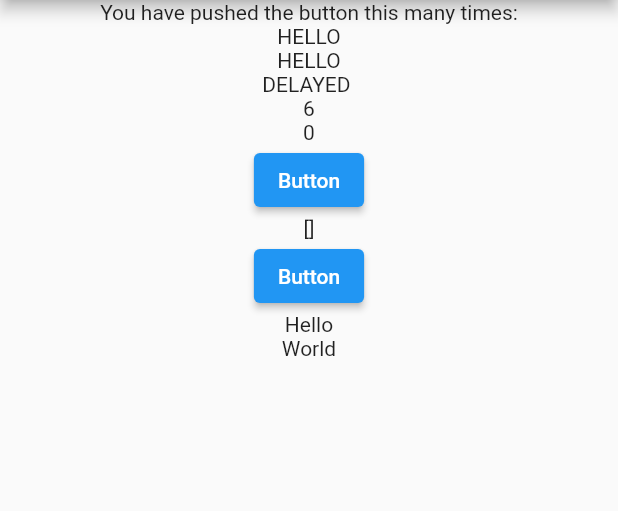
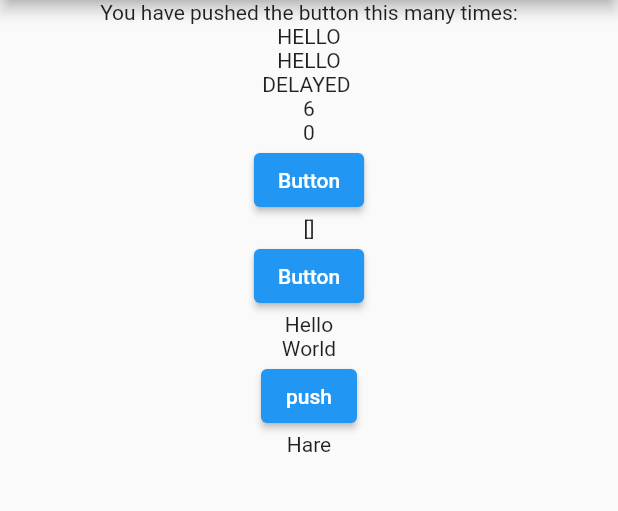
Before and after one commit to Luecy1/riverpod_study, a Flutter app: the screen it shows after launch, on a phone screen of 412 x 824 dp, the part 84-595 px from its top. Run offline on Flutter 3.47's test engine with Material 2 defaults, Android fonts, the phone set to English and light mode, and no system bars; our stand-ins replace flutter_riverpod.

```diff
--- a/lib/main.dart
+++ b/lib/main.dart
@@ -79,6 +79,7 @@ class _MyHomePageState extends State<MyHomePage> {
             StateProviderComsumer(),
             TodoConsumer(),
             OverrideConsumer(),
+            CombineProviderWidget(),
           ],
         ),
       ),
@@ -156,3 +157,31 @@ class TextWidget extends ConsumerWidget {
     return Text(text);
   }
 }
+
+class CombineProviderWidget extends ConsumerWidget {
+  @override
+  Widget build(BuildContext context, WidgetRef ref) {
+    final weather = ref.watch(weatherProvider);
+
+    return Column(
+      children: [
+        ElevatedButton(
+            onPressed: () {
+              ref.read(cityProvider.notifier).update((state) => "Newyork");
+            },
+            child: Text('push')),
+        weather.when(
+          data: (data) {
+            return Text(data);
+          },
+          error: (err, stackTrace) {
+            return Text(err.toString());
+          },
+          loading: () {
+            return CircularProgressIndicator();
+          },
+        ),
+      ],
+    );
+  }
+}
--- a/lib/riverpod.dart
+++ b/lib/riverpod.dart
@@ -67,3 +67,24 @@ final todoNotifierProvider = StateNotifierProvider((ref) {
 
 //ScopedProviderは廃止 代わりにProviderが使える
 final textProvider = Provider((ref) => "hoge");
+
+// Providerを組み合わせる
+final cityProvider = StateProvider<String>((_) => "Japan");
+
+// 天気を取得する想定のAPI
+Future<String> fetchWeather(String city) async {
+  await Future.delayed(const Duration(seconds: 3));
+
+  const weather = {
+    "Japan": "Hare",
+    "Newyork": "Kumori",
+    "London": "Ame",
+  };
+
+  return weather[city] ?? "No Data";
+}
+
+final weatherProvider = FutureProvider((ref) async {
+  final city = ref.watch(cityProvider);
+  return fetchWeather(city);
+});
```
